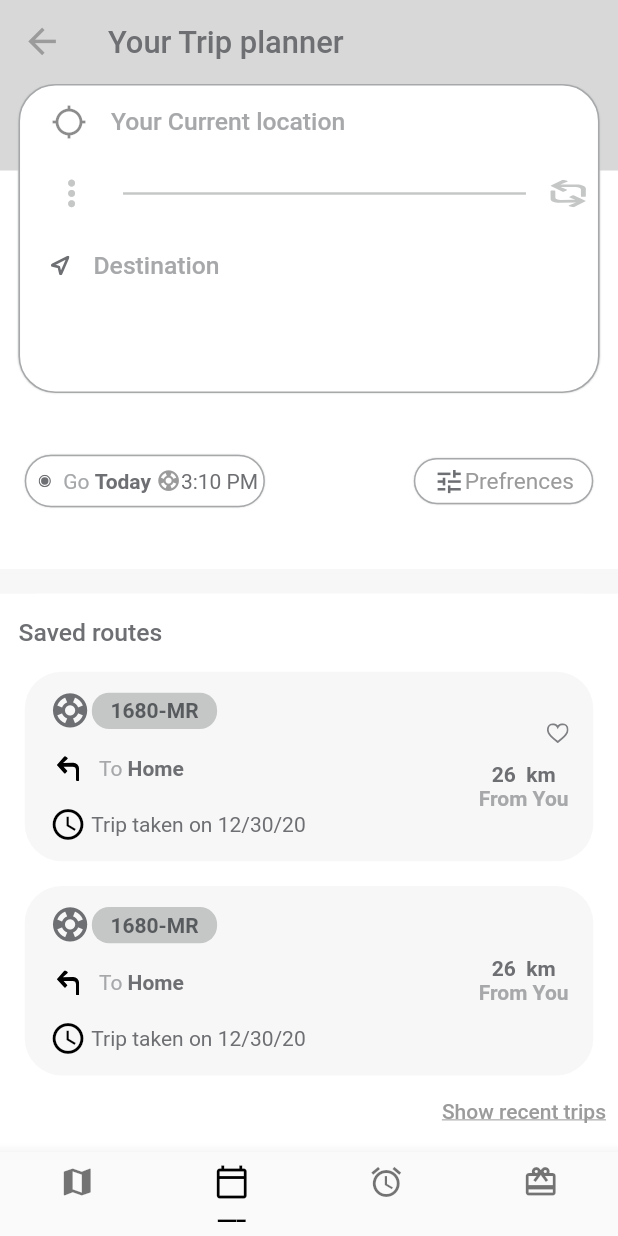
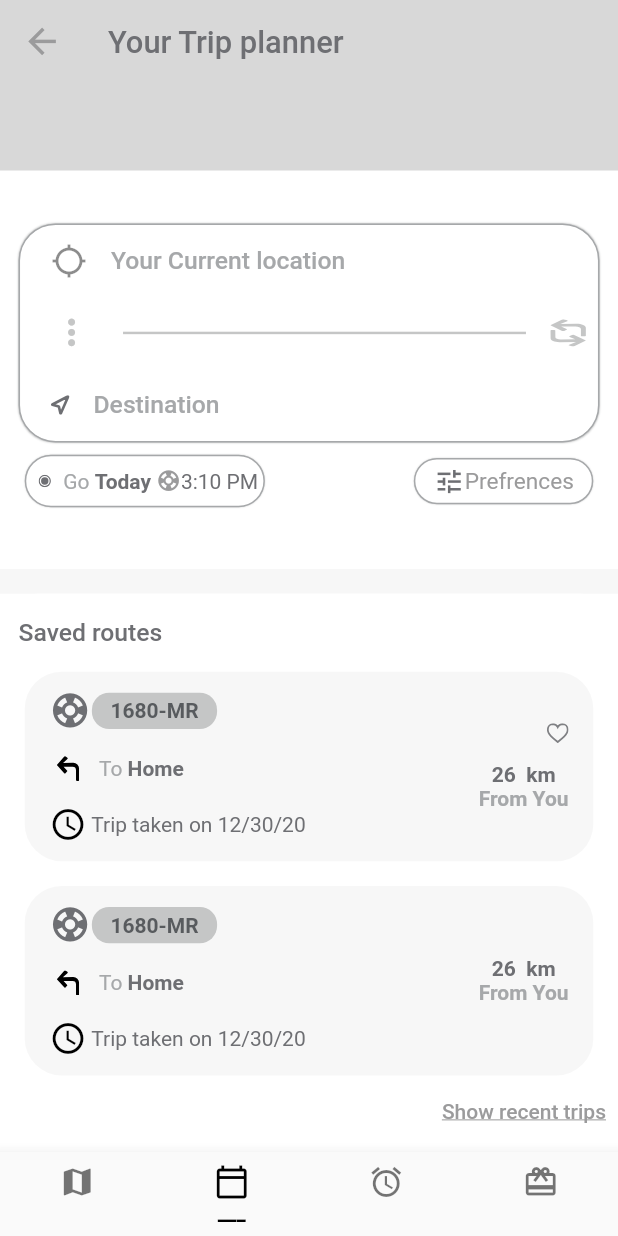
Before and after one commit to mariamalbarghouti/bus_tracking, a Flutter app: the screen it shows after launch, on a phone screen of 412 x 824 dp. Run offline on Flutter 3.47's test engine with Material 2 defaults, Android fonts, the phone set to English and light mode, and no system bars; our stand-ins replace bloc, cloud_firestore, dartz, firebase_core, flutter_bloc, flutter_svg and 6 more; accounts and stored records are empty.

Commit message:
first commit

```diff
--- a/lib/application/search_card_cubit/search_card_cubit.dart
+++ b/lib/application/search_card_cubit/search_card_cubit.dart
@@ -37,7 +37,7 @@ class SearchCardCubit extends Cubit<SearchCardState> {
   bool canGoToMap() {
     bool isCitiesFound = _mapRepo.canGetThoseCountries(
         source: state.source, destination: state.destination);
-        // if the values stisfied all the conditions
+        // if the values satisfies all the conditions
         // also if these cities are inside the mocketo
         // go to the next page
     if (state.destination.value.isRight() &&
--- a/lib/presentation/home_page/widgets/input_card.dart
+++ b/lib/presentation/home_page/widgets/input_card.dart
@@ -25,10 +25,10 @@ class InputCard extends StatelessWidget {
           Positioned(
             left: 3.w,
             right: 3.w,
-            bottom: 5.h,
+            bottom: 1.h,
             // container color and border
             child: Container(
-              height: 25.h,
+              // height: 25.h,
               decoration: BoxDecoration(
                 color: Colors.white,
                 border: Border.all(color: faddenGreyColor),
```
